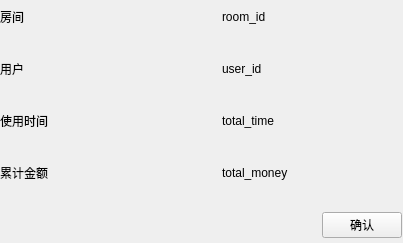
Qt form src/server/charge.ui (Connor1996/Distributed-Air-Conditioning-System) before a commit.
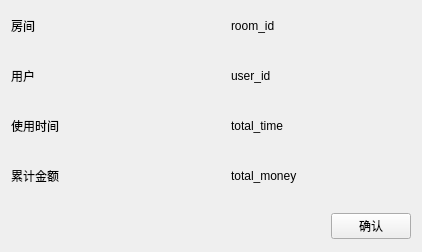
The same form after that commit.

```diff
--- a/src/server/charge.ui
+++ b/src/server/charge.ui
@@ -13,15 +13,8 @@
   <property name="windowTitle">
    <string>Form</string>
   </property>
-  <widget class="QWidget" name="layoutWidget">
-   <property name="geometry">
-    <rect>
-     <x>0</x>
-     <y>0</y>
-     <width>402</width>
-     <height>242</height>
-    </rect>
-   </property>
+  <layout class="QHBoxLayout" name="horizontalLayout">
+   <item>
    <layout class="QVBoxLayout" name="verticalLayout_2">
     <property name="spacing">
      <number>20</number>
@@ -283,7 +276,8 @@
      </layout>
     </item>
    </layout>
-  </widget>
+   </item>
+  </layout>
  </widget>
  <tabstops>
   <tabstop>make_sure</tabstop>
```
Lines whose indentation alone changed are shown as unchanged.
